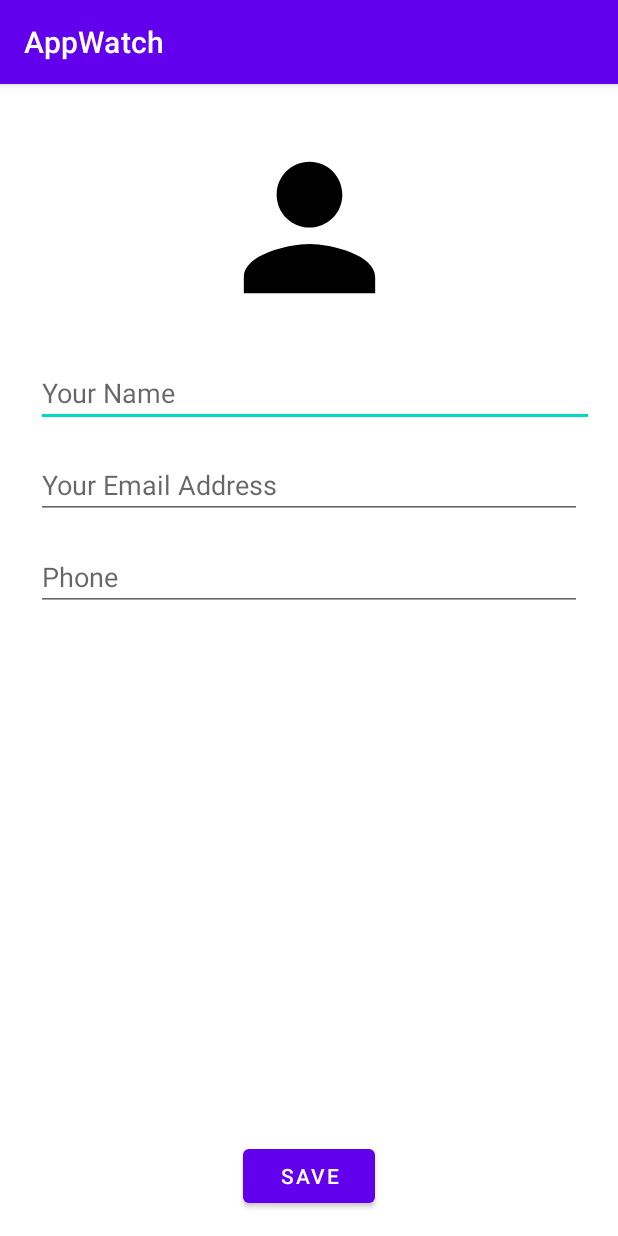
After one commit to Sales-Management/ShopDongHo, an Android app: the EditProfile screen opened directly, with no data from a screen before it, on a phone screen of 412 x 824 dp. The commit adds this screen. Run offline under Robolectric (Android 15) with nearby library versions, the phone set to English and light mode, and no system bars; our stand-ins replace Firebase (no records; nobody signed in at launch, a user with empty details on screens opened directly), Picasso; Roboto replaces fonts that are not available here.

Commit message:
Edit and reset password

```diff
--- a/app/src/main/AndroidManifest.xml
+++ b/app/src/main/AndroidManifest.xml
@@ -11,6 +11,7 @@
         android:roundIcon="@mipmap/ic_launcher_round"
         android:supportsRtl="true"
         android:theme="@style/Theme.AppWatch">
+        <activity android:name=".EditProfile"></activity>
         <activity android:name=".Login" />
         <activity android:name=".Register">
             <intent-filter>
@@ -26,7 +27,4 @@
             android:resource="@array/preloaded_fonts" />
     </application>
 
-
-
-
 </manifest>
--- /dev/null
+++ b/app/src/main/java/com/example/appwatch/EditProfile.java
@@ -0,0 +1,135 @@
+package com.example.appwatch;
+
+import android.app.Activity;
+import android.content.Intent;
+import android.net.Uri;
+import android.os.Bundle;
+import android.util.Log;
+import android.view.View;
+import android.widget.Button;
+import android.widget.EditText;
+import android.widget.ImageView;
+import android.widget.Toast;
+
+import androidx.annotation.NonNull;
+import androidx.appcompat.app.AppCompatActivity;
+
+import com.google.android.gms.tasks.OnFailureListener;
+import com.google.android.gms.tasks.OnSuccessListener;
+import com.google.firebase.auth.FirebaseAuth;
+import com.google.firebase.auth.FirebaseUser;
+import com.google.firebase.firestore.DocumentReference;
+import com.google.firebase.firestore.FirebaseFirestore;
+import com.google.firebase.storage.FirebaseStorage;
+import com.google.firebase.storage.StorageReference;
+import com.squareup.picasso.Picasso;
+
+import java.util.HashMap;
+import java.util.Map;
+
+public class EditProfile extends AppCompatActivity {
+
+    public static final String TAG = "TAG";
+    EditText profileFullName,profileEmail,profilePhone;
+    ImageView profileImageView;
+    Button saveBtn;
+    FirebaseAuth fAuth;
+    FirebaseFirestore fStore;
+    FirebaseUser user;
+    StorageReference storageReference;
+
+    @Override
+    protected void onCreate(Bundle savedInstanceState) {
+        super.onCreate(savedInstanceState);
+        setContentView(R.layout.activity_edit_profile);
+
+        Intent data = getIntent();
+        final String fullName = data.getStringExtra("fullName");
+        String email = data.getStringExtra("email");
+        String phone = data.getStringExtra("phone");
+
+        fAuth = FirebaseAuth.getInstance();
+        fStore = FirebaseFirestore.getInstance();
+        user = fAuth.getCurrentUser();
+        storageReference = FirebaseStorage.getInstance().getReference();
+
+        profileFullName = findViewById(R.id.profileFullName);
+        profileEmail = findViewById(R.id.profileEmailAddress);
+        profilePhone = findViewById(R.id.profilePhoneNo);
+        profileImageView = findViewById(R.id.profileImageView);
+        saveBtn = findViewById(R.id.saveProfileInfo);
+
+        StorageReference profileRef = storageReference.child("users/"+fAuth.getCurrentUser().getUid()+"/profile.jpg");
+        profileRef.getDownloadUrl().addOnSuccessListener(new OnSuccessListener<Uri>() {
+            @Override
+            public void onSuccess(Uri uri) {
+                Picasso.get().load(uri).into(profileImageView);
+            }
+        });
+
+
+
+        saveBtn.setOnClickListener(new View.OnClickListener() {
+            @Override
+            public void onClick(View v) {
+                if(profileFullName.getText().toString().isEmpty() || profileEmail.getText().toString().isEmpty() || profilePhone.getText().toString().isEmpty()){
+                    Toast.makeText(EditProfile.this, "One or Many fields are empty.", Toast.LENGTH_SHORT).show();
+                    return;
+                }
+
+                final String email = profileEmail.getText().toString();
+                user.updateEmail(email).addOnSuccessListener(new OnSuccessListener<Void>() {
+                    @Override
+                    public void onSuccess(Void aVoid) {
+                        DocumentReference docRef = fStore.collection("users").document(user.getUid());
+                        Map<String,Object> edited = new HashMap<>();
+                        edited.put("email",email);
+                        edited.put("fName",profileFullName.getText().toString());
+                        edited.put("phone",profilePhone.getText().toString());
+                        docRef.update(edited).addOnSuccessListener(new OnSuccessListener<Void>() {
+                            @Override
+                            public void onSuccess(Void aVoid) {
+                                Toast.makeText(EditProfile.this, "Profile Updated", Toast.LENGTH_SHORT).show();
+                                startActivity(new Intent(getApplicationContext(),MainActivity.class));
+                                finish();
+                            }
+                        });
+                        Toast.makeText(EditProfile.this, "Email is changed.", Toast.LENGTH_SHORT).show();
+                    }
+                }).addOnFailureListener(new OnFailureListener() {
+                    @Override
+                    public void onFailure(@NonNull Exception e) {
+                        Toast.makeText(EditProfile.this,   e.getMessage(), Toast.LENGTH_SHORT).show();
+                    }
+                });
+
+
+            }
+        });
+
+        profileEmail.setText(email);
+        profileFullName.setText(fullName);
+        profilePhone.setText(phone);
+
+        Log.d(TAG, "onCreate: " + fullName + " " + email + " " + phone);
+    }
+
+
+    @Override
+    protected void onActivityResult(int requestCode, int resultCode, @androidx.annotation.Nullable Intent data) {
+        super.onActivityResult(requestCode, resultCode, data);
+        if(requestCode == 1000){
+            if(resultCode == Activity.RESULT_OK){
+                Uri imageUri = data.getData();
+
+                //profileImage.setImageURI(imageUri);
+
+
+
+            }
+        }
+
+    }
+
+
+}
--- a/app/src/main/java/com/example/appwatch/Login.java
+++ b/app/src/main/java/com/example/appwatch/Login.java
@@ -25,7 +25,7 @@ import com.google.firebase.auth.FirebaseAuth;
 public class Login extends AppCompatActivity {
     EditText mEmail,mPassword;
     Button mLoginBtn;
-    TextView mCreateBtn,forgotTextLink, mMain;
+    TextView mCreateBtn,forgotTextLink;
     ProgressBar progressBar;
     FirebaseAuth fAuth;
 
@@ -35,7 +35,7 @@ public class Login extends AppCompatActivity {
         super.onCreate(savedInstanceState);
         setContentView(R.layout.activity_login);
 
-        mMain = findViewById(R.id.main);
+
         mEmail = findViewById(R.id.Email);
         mPassword = findViewById(R.id.password);
         progressBar = findViewById(R.id.progressBar);
@@ -88,12 +88,7 @@ public class Login extends AppCompatActivity {
             }
         });
 
-        mMain.setOnClickListener(new View.OnClickListener() {
-            @Override
-            public void onClick(View v) {
-                startActivity(new Intent(getApplicationContext(),MainActivity.class));
-            }
-        });
+
         mCreateBtn.setOnClickListener(new View.OnClickListener() {
             @Override
             public void onClick(View v) {
--- a/app/src/main/java/com/example/appwatch/MainActivity.java
+++ b/app/src/main/java/com/example/appwatch/MainActivity.java
@@ -35,6 +35,7 @@ public class MainActivity extends AppCompatActivity {
     TextView fullName,email,phone,verifyMsg;
     FirebaseAuth fAuth;
     FirebaseFirestore fStore;
+
     String userId;
     Button resendCode;
     Button resetPassLocal,changeProfileImage;
--- /dev/null
+++ b/app/src/main/res/layout/activity_edit_profile.xml
@@ -0,0 +1,70 @@
+<?xml version="1.0" encoding="utf-8"?>
+<androidx.constraintlayout.widget.ConstraintLayout xmlns:android="http://schemas.android.com/apk/res/android"
+    xmlns:app="http://schemas.android.com/apk/res-auto"
+    xmlns:tools="http://schemas.android.com/tools"
+    android:layout_width="match_parent"
+    android:layout_height="match_parent"
+    tools:context=".EditProfile">
+    <EditText
+        android:id="@+id/profileFullName"
+        android:layout_width="0dp"
+        android:layout_height="wrap_content"
+        android:layout_marginStart="24dp"
+        android:layout_marginTop="16dp"
+        android:layout_marginEnd="16dp"
+        android:ems="10"
+        android:hint="Your Name"
+        android:inputType="textPersonName"
+        app:layout_constraintEnd_toEndOf="parent"
+        app:layout_constraintStart_toStartOf="parent"
+        app:layout_constraintTop_toBottomOf="@+id/profileImageView" />
+
+    <ImageView
+        android:id="@+id/profileImageView"
+        android:layout_width="131dp"
+        android:layout_height="143dp"
+        android:layout_marginTop="24dp"
+        app:layout_constraintEnd_toEndOf="parent"
+        app:layout_constraintStart_toStartOf="parent"
+        app:layout_constraintTop_toTopOf="parent"
+        app:srcCompat="@drawable/ic_person_black_24dp" />
+
+    <EditText
+        android:id="@+id/profileEmailAddress"
+        android:layout_width="0dp"
+        android:layout_height="wrap_content"
+        android:layout_marginStart="24dp"
+        android:layout_marginTop="16dp"
+        android:layout_marginEnd="24dp"
+        android:ems="10"
+        android:hint="Your Email Address"
+        android:inputType="textEmailAddress"
+        app:layout_constraintEnd_toEndOf="parent"
+        app:layout_constraintStart_toStartOf="parent"
+        app:layout_constraintTop_toBottomOf="@+id/profileFullName" />
+
+    <EditText
+        android:id="@+id/profilePhoneNo"
+        android:layout_width="0dp"
+        android:layout_height="wrap_content"
+        android:layout_marginStart="24dp"
+        android:layout_marginTop="16dp"
+        android:layout_marginEnd="24dp"
+        android:ems="10"
+        android:inputType="phone"
+        android:hint="Phone"
+        app:layout_constraintEnd_toEndOf="parent"
+        app:layout_constraintStart_toStartOf="parent"
+        app:layout_constraintTop_toBottomOf="@+id/profileEmailAddress" />
+
+    <Button
+        android:id="@+id/saveProfileInfo"
+        android:layout_width="wrap_content"
+        android:layout_height="wrap_content"
+        android:layout_marginBottom="16dp"
+        android:text="Save"
+        app:layout_constraintBottom_toBottomOf="parent"
+        app:layout_constraintEnd_toEndOf="parent"
+        app:layout_constraintStart_toStartOf="parent" />
+
+</androidx.constraintlayout.widget.ConstraintLayout>
--- a/app/src/main/res/layout/activity_login.xml
+++ b/app/src/main/res/layout/activity_login.xml
@@ -112,16 +112,7 @@
         app:layout_constraintTop_toBottomOf="@+id/createText"
         app:layout_constraintVertical_bias="0.39" />
 
-    <TextView
-        android:id="@+id/main"
-        android:layout_width="wrap_content"
-        android:layout_height="wrap_content"
-        android:layout_marginTop="16dp"
-        android:text="MainActivity"
-        android:textColor="#FFEB3B"
-        app:layout_constraintEnd_toEndOf="parent"
-        app:layout_constraintStart_toStartOf="parent"
-        app:layout_constraintTop_toBottomOf="@+id/forgotPassword" />
+
     <TextView
         android:id="@+id/forgotPassword"
         android:layout_width="wrap_content"
```
